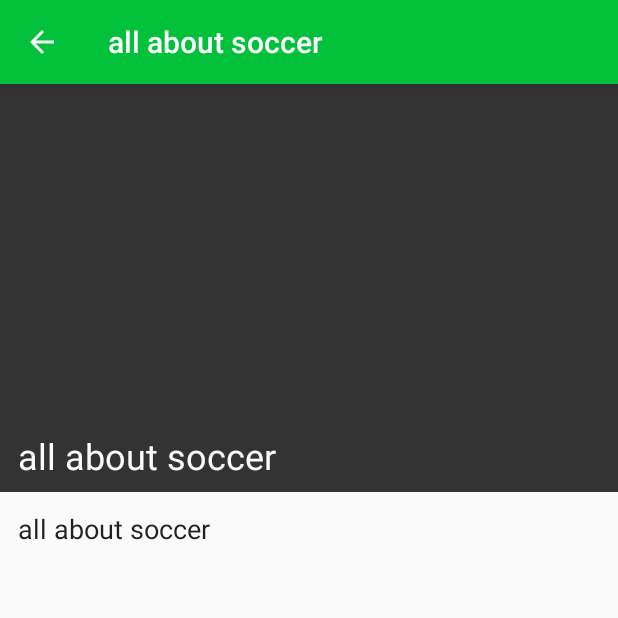
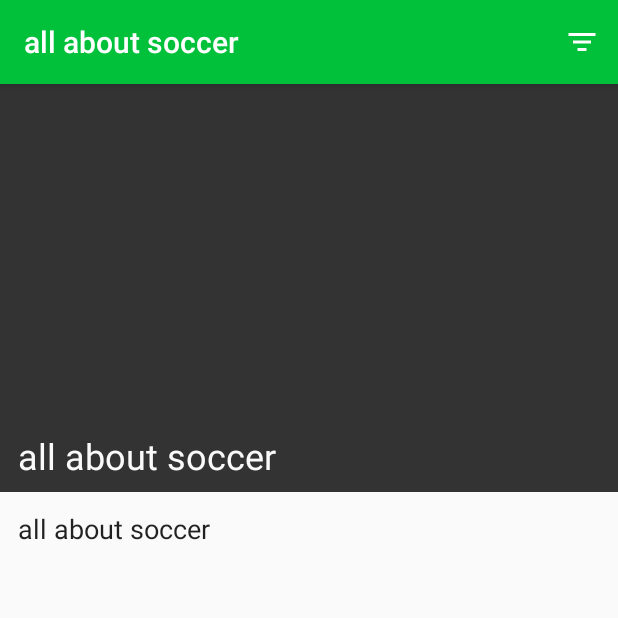
Before and after one commit to Vitamin-B/sample_app-github_list, an Android app: the fragment DetailFragment placed in its activity, on a phone screen of 412 x 824 dp, the top half of it. Run offline under Robolectric (Android 15) with nearby library versions, the phone set to English and light mode, and no system bars; our stand-ins replace Picasso; libraries missing offline, so code that uses them is left out: org.kodein.di; pictures from the network do not load; 13 statements that could not run were skipped.

Commit message:
ui update

```diff
--- a/app/src/main/java/s/jure/sample/app/soccer/ui/MainActivity.kt
+++ b/app/src/main/java/s/jure/sample/app/soccer/ui/MainActivity.kt
@@ -46,14 +46,15 @@
             }
 
             supportFragmentManager.addOnBackStackChangedListener { updateActionBar() }
+        }
 
-            updateActionBar()
-        }
+        updateActionBar()
     }
 
     private fun updateActionBar() {
 
-        mainFragmentActive = supportFragmentManager.fragments.lastOrNull() is MainFragment
+        mainFragmentActive = supportFragmentManager.fragments.lastOrNull()
+            ?.let { it is MainFragment } ?: true
 
         // show back arrow if not MainFragment
         supportActionBar?.setDisplayHomeAsUpEnabled(!mainFragmentActive)
--- a/app/src/main/res/layout/club_card_view.xml
+++ b/app/src/main/res/layout/club_card_view.xml
@@ -15,7 +15,10 @@
             android:layout_width="100dp"
             android:layout_height="100dp"
             android:layout_alignParentStart="true"
-            android:padding="8dp"
+            android:paddingStart="4dp"
+            android:paddingEnd="8dp"
+            android:paddingTop="8dp"
+            android:paddingBottom="8dp"
             android:contentDescription="@string/club_logo" />
 
         <LinearLayout
--- a/app/src/main/res/layout/detail_fragment.xml
+++ b/app/src/main/res/layout/detail_fragment.xml
@@ -7,7 +7,7 @@
     android:clickable="true"
     android:focusable="true"
     android:orientation="vertical"
-    android:background="@color/text_logo_area"
+    android:background="@color/background"
     android:weightSum="1.55">
 
     <LinearLayout
@@ -36,7 +36,7 @@
             android:layout_marginStart="8dp"
             android:layout_marginBottom="8dp"
             android:text="@string/app_name"
-            android:textColor="@color/text_logo_area"
+            android:textColor="@color/whiteTextColor"
             android:textSize="24sp"
             tools:ignore="NestedWeights" />
 
--- a/app/src/main/res/values/colors.xml
+++ b/app/src/main/res/values/colors.xml
@@ -3,10 +3,12 @@
     <color name="colorPrimary">#01C13B</color>
     <color name="colorPrimaryDark">#00574B</color>
     <color name="colorAccent">#D81B60</color>
+
+    <color name="logoBackground">#333333</color>
+
     <color name="primaryTextColor">#DE000000</color>
     <color name="secondaryTextColor">#7A7A7A</color>
-    <color name="transparent">#00000000</color>
-    <color name="semiTransparent">#7F7F7F</color>
-    <color name="text_logo_area">#FAFAFA</color>
-    <color name="logoBackground">#333333</color>
+    <color name="whiteTextColor">#FAFAFA</color>
+    <color name="background">#FAFAFA</color>
+
 </resources>
--- a/app/src/main/res/values/styles.xml
+++ b/app/src/main/res/values/styles.xml
@@ -4,10 +4,10 @@
         <item name="colorPrimary">@color/colorPrimary</item>
         <item name="colorPrimaryDark">@color/colorPrimaryDark</item>
         <item name="colorAccent">@color/colorAccent</item>
+        <item name="android:windowBackground">@color/background</item>
     </style>
 
     <style name="ClubCardView" parent="Widget.MaterialComponents.CardView">
-        <item name="cardBackgroundColor">#FFF</item>
         <item name="cardCornerRadius">4dp</item>
         <item name="cardElevation">2dp</item>
         <item name="cardUseCompatPadding">true</item>
```
Also changed, not shown: app/src/main/res/drawable/ic_launcher_foreground.xml (+0 -8 lines), app/src/main/res/values/attrs.xml (deleted, +0 -9 lines), app/src/main/ic_launcher-web.png, app/src/main/res/mipmap-hdpi/ic_launcher.png, app/src/main/res/mipmap-hdpi/ic_launcher_round.png, app/src/main/res/mipmap-mdpi/ic_launcher.png, app/src/main/res/mipmap-mdpi/ic_launcher_round.png, app/src/main/res/mipmap-xhdpi/ic_launcher.png, app/src/main/res/mipmap-xhdpi/ic_launcher_round.png, app/src/main/res/mipmap-xxhdpi/ic_launcher.png, app/src/main/res/mipmap-xxhdpi/ic_launcher_round.png, app/src/main/res/mipmap-xxxhdpi/ic_launcher.png, app/src/main/res/mipmap-xxxhdpi/ic_launcher_round.png.
